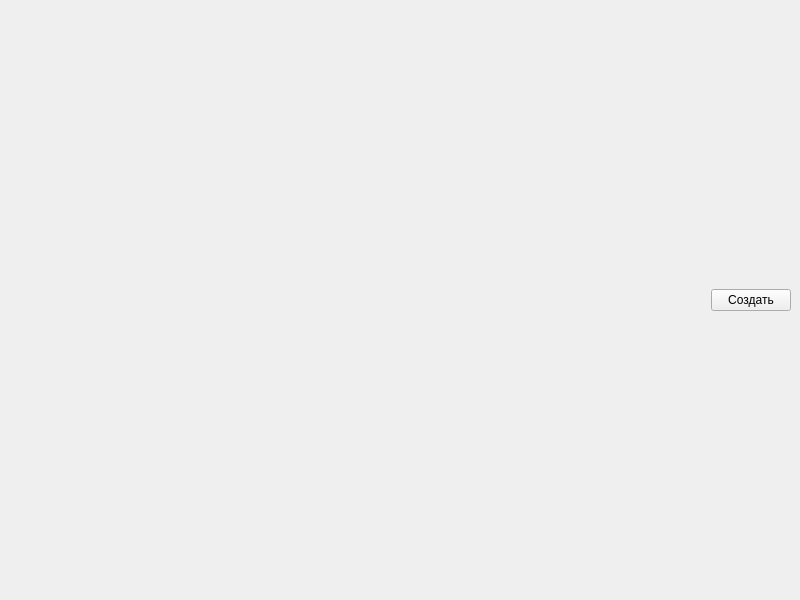
Before: the Qt Designer form Scheduler/mainwindow.ui in Tivlas/task-scheduler, drawn with Qt 5.
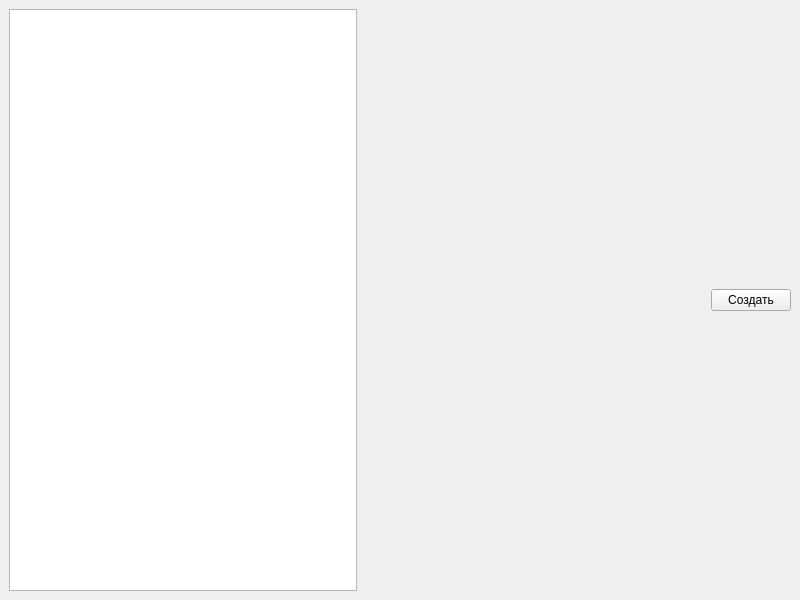
After: the same form once the commit is applied.

```diff
--- a/Scheduler/mainwindow.ui
+++ b/Scheduler/mainwindow.ui
@@ -17,6 +17,9 @@
    <layout class="QGridLayout" name="gridLayout_9">
     <item row="0" column="0">
      <layout class="QHBoxLayout" name="horizontalLayout_2">
+      <item>
+       <widget class="QListWidget" name="taskListWidget"/>
+      </item>
       <item>
        <spacer name="horizontalSpacer_4">
         <property name="orientation">
```
